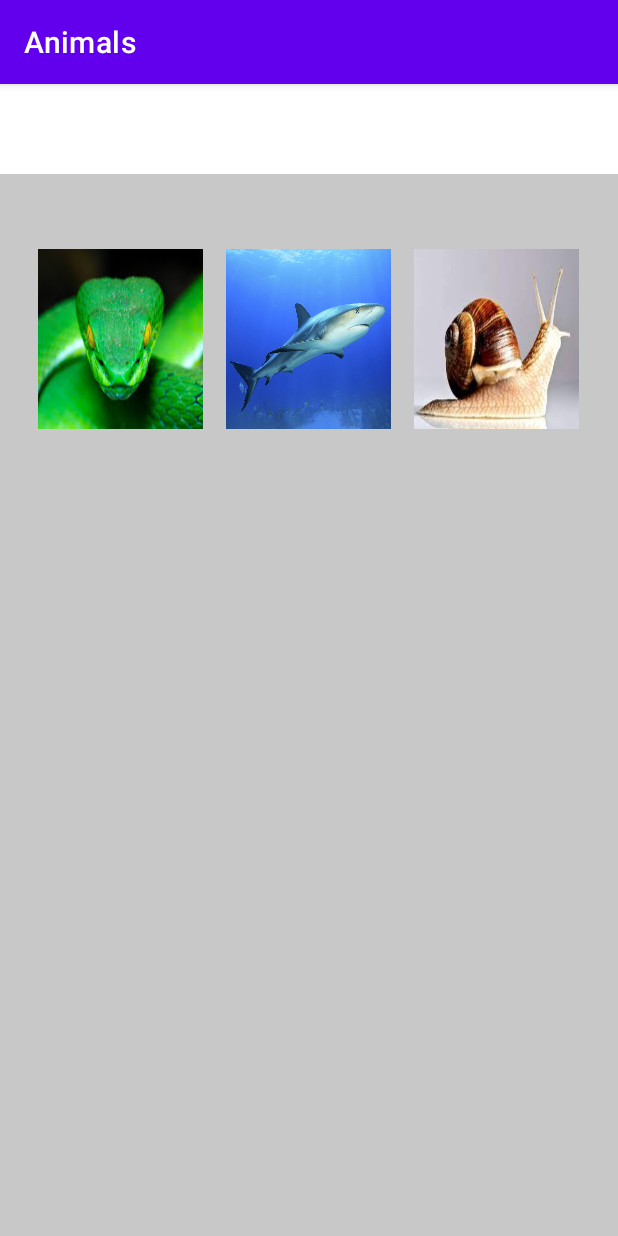
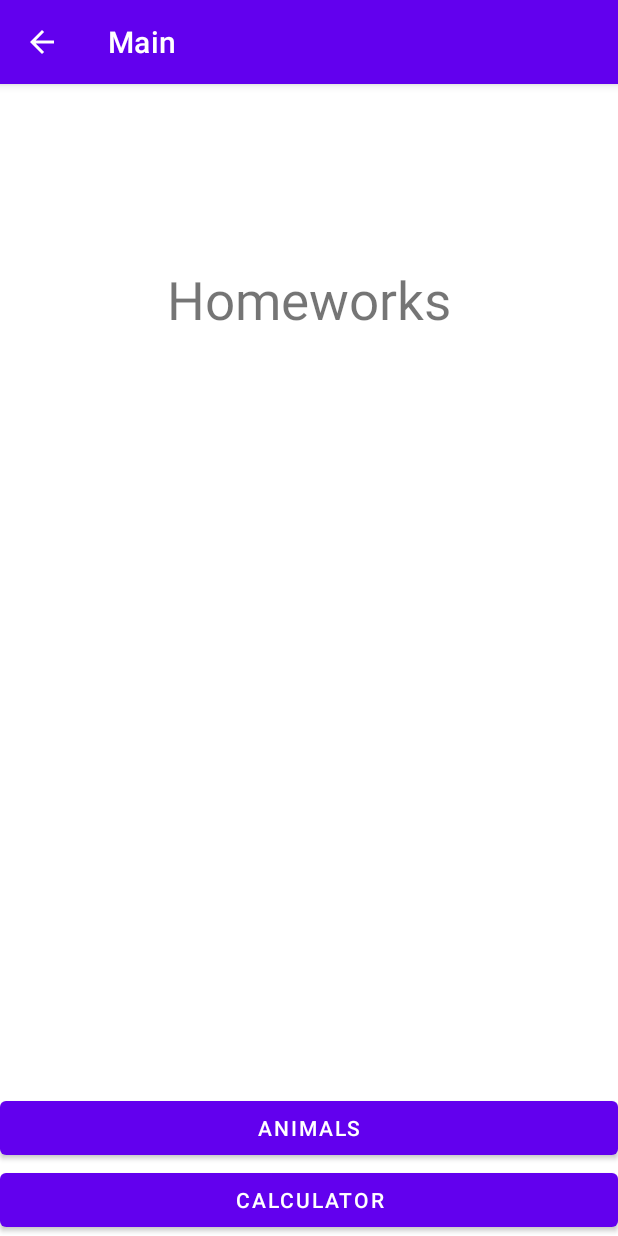
Before and after one commit to dkarybekova/animals, an Android app: the screen it shows after launch (MainActivity), on a phone screen of 412 x 824 dp. Run offline under Robolectric (Android 15) with nearby library versions, the phone set to English and light mode, and no system bars.

Commit message:
Homework 25

```diff
--- a/app/src/main/java/kg/tutorialapp/animals/MainActivity.kt
+++ b/app/src/main/java/kg/tutorialapp/animals/MainActivity.kt
@@ -1,35 +1,37 @@
 package kg.tutorialapp.animals
 
 import android.os.Bundle
-import android.widget.ImageView
+import android.content.Intent
+import android.widget.Button
 import android.widget.TextView
 import androidx.appcompat.app.AppCompatActivity
 
 class MainActivity : AppCompatActivity() {
 
-    lateinit var image_1: ImageView
-    lateinit var image_2: ImageView
-    lateinit var image_3: ImageView
     lateinit var textview: TextView
+    lateinit var btnCalc: Button
+    lateinit var btnAnimal: Button
 
     override fun onCreate(savedInstanceState: Bundle?) {
         super.onCreate(savedInstanceState)
         setContentView(R.layout.activity_main)
 
-        textview = findViewById(R.id.textView) as TextView
-        image_1 = findViewById(R.id.image_1) as ImageView
-        image_1.setOnClickListener{
-            textview.text = getString((R.string.first))
+        var actionBar = supportActionBar
+        actionBar!!.title = "Main"
+        actionBar.setDisplayHomeAsUpEnabled(true)
+
+        textview = findViewById(R.id.textMain) as TextView
+        textview.text = getString((R.string.text_main))
+
+        btnAnimal = findViewById(R.id.button1)
+        btnAnimal.setOnClickListener {
+            val animalIntent = Intent(this, AnimalActivity::class.java)
+            startActivity(animalIntent)
         }
-
-        image_2 = findViewById(R.id.image_2) as ImageView
-        image_2.setOnClickListener{
-            textview.text = getString((R.string.second))
-        }
-
-        image_3 = findViewById(R.id.image_3) as ImageView
-        image_3.setOnClickListener{
-            textview.text = getString((R.string.third))
+        btnCalc = findViewById(R.id.button2)
+        btnCalc.setOnClickListener {
+            val calcIntent = Intent(this, CalcActivity::class.java)
+            startActivity(calcIntent)
         }
     }
 }
--- /dev/null
+++ b/app/src/main/res/drawable/btn_bg.xml
@@ -0,0 +1,5 @@
+<?xml version="1.0" encoding="utf-8"?>
+<shape xmlns:android="http://schemas.android.com/apk/res/android">
+    <corners android:radius="18dp"/>
+    <solid android:color="@color/teal_200"/>
+</shape>
--- a/app/src/main/res/layout/activity_main.xml
+++ b/app/src/main/res/layout/activity_main.xml
@@ -7,59 +7,8 @@
     android:layout_height="match_parent"
     android:layout_marginTop="60dp"
     android:baselineAligned="true"
-    android:background="@color/cardview_shadow_start_color"
     android:orientation="vertical"
     tools:context=".MainActivity">
-
-    <LinearLayout
-        android:layout_width="match_parent"
-        android:layout_height="match_parent"
-        android:layout_weight="1"
-        android:baselineAligned="true"
-        android:orientation="horizontal"
-        android:paddingTop="50dp">
-
-        <ImageView
-            android:id="@+id/image_1"
-            android:layout_width="110dp"
-            android:layout_height="120dp"
-            android:layout_gravity="start|top"
-            android:layout_marginStart="25dp"
-            android:clickable="true"
-            android:contentDescription="@string/app_name"
-            android:focusable="true"
-            android:scaleType="fitXY"
-            app:layout_constraintEnd_toEndOf="parent"
-            app:layout_constraintStart_toEndOf="@+id/image_2"
-            app:srcCompat="@drawable/snake"
-            tools:layout_editor_absoluteY="95dp" />
-
-        <ImageView
-            android:id="@+id/image_2"
-            android:layout_width="110dp"
-            android:layout_height="120dp"
-            android:layout_gravity="center|top"
-            android:layout_marginStart="15dp"
-            android:contentDescription="@string/app_name"
-            android:scaleType="fitXY"
-            app:srcCompat="@drawable/shark"
-            tools:layout_editor_absoluteX="166dp"
-            tools:layout_editor_absoluteY="95dp" />
-
-        <ImageView
-            android:id="@+id/image_3"
-            android:layout_width="110dp"
-            android:layout_height="120dp"
-            android:layout_gravity="end|top"
-            android:layout_marginStart="15dp"
-            android:contentDescription="@string/app_name"
-            android:scaleType="fitXY"
-            app:layout_constraintBottom_toBottomOf="parent"
-            app:layout_constraintStart_toStartOf="parent"
-            app:layout_constraintTop_toTopOf="parent"
-            app:layout_constraintVertical_bias="0.186"
-            app:srcCompat="@drawable/snail" />
-    </LinearLayout>
 
     <LinearLayout
         android:layout_width="match_parent"
@@ -68,7 +17,7 @@
         android:orientation="vertical">
 
         <TextView
-            android:id="@+id/textView"
+            android:id="@+id/textMain"
             android:layout_width="wrap_content"
             android:layout_height="wrap_content"
             android:layout_gravity="center"
@@ -76,4 +25,18 @@
             android:text="@string/text_main"
             android:textSize="35sp" />
     </LinearLayout>
+    <Button
+        android:id="@+id/button1"
+        android:layout_width="match_parent"
+        android:layout_height="wrap_content"
+        android:layout_alignParentLeft="true"
+        android:layout_alignParentTop="true"
+        android:text="@string/animals" />
+    <Button
+        android:id="@+id/button2"
+        android:layout_width="match_parent"
+        android:layout_height="wrap_content"
+        android:layout_alignParentLeft="true"
+        android:layout_alignParentTop="true"
+        android:text="@string/calculator" />
 </LinearLayout>
--- a/app/src/main/res/values/strings.xml
+++ b/app/src/main/res/values/strings.xml
@@ -1,7 +1,15 @@
 <resources>
     <string name="app_name">Animals</string>
+    <string name="text_main"> Homeworks </string>
+    <string name="calculator">Calculator</string>
+    <string name="animals">Animals</string>
     <string name="first">Snake</string>
     <string name="second">Shark</string>
     <string name="third">Snail</string>
-    <string name="text_main"> </string>
+    <string name="text_animals"> </string>
+    <string name="sum">+</string>
+    <string name="sub">-</string>
+    <string name="multi">*</string>
+    <string name="div">/</string>
+    <string name="result"> </string>
 </resources>
```
Also changed, not shown: app/src/main/AndroidManifest.xml (+10 -0 lines), app/src/main/java/kg/tutorialapp/animals/AnimalActivity.kt (added, +37 -0 lines), app/src/main/java/kg/tutorialapp/animals/CalcActivity.kt (added, +90 -0 lines), app/src/main/res/layout/animal_activity.xml (added, +79 -0 lines), app/src/main/res/layout/calc_activity.xml (added, +98 -0 lines).
